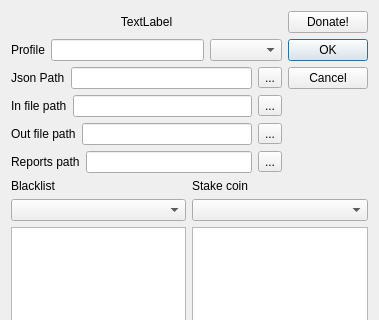
Above: settingsdialog.ui from QTinman/CoinBrowser before the change; both pictures show x 0 to 379 and y 0 to 320 of the 379 by 468 pixel window. Below: the same form after it.
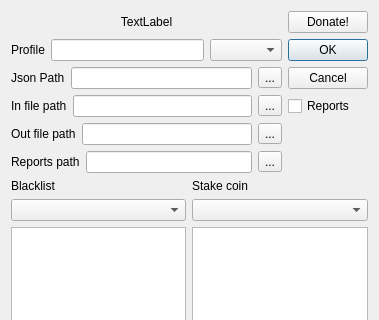
That is the form after the change. Icons and pictures are not drawn.

```diff
--- a/settingsdialog.ui
+++ b/settingsdialog.ui
@@ -202,6 +202,13 @@
      </item>
     </layout>
    </item>
+   <item row="3" column="1">
+    <widget class="QCheckBox" name="reports">
+     <property name="text">
+      <string>Reports</string>
+     </property>
+    </widget>
+   </item>
   </layout>
  </widget>
  <tabstops>
```
